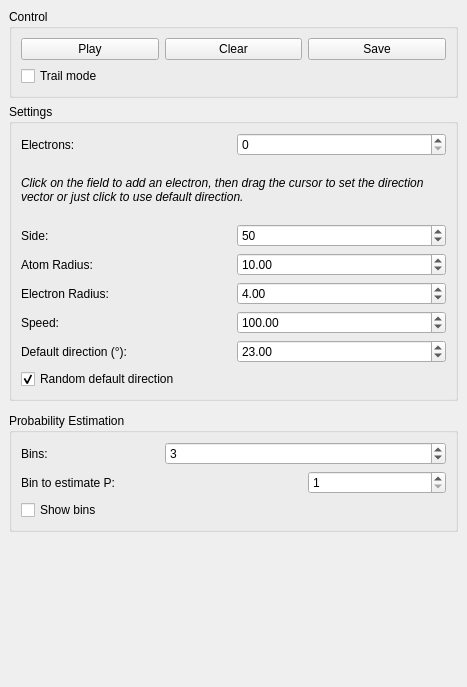
Before: the Qt Designer form src/window.ui in romovpa/Lorentz-gas, drawn with Qt 5.
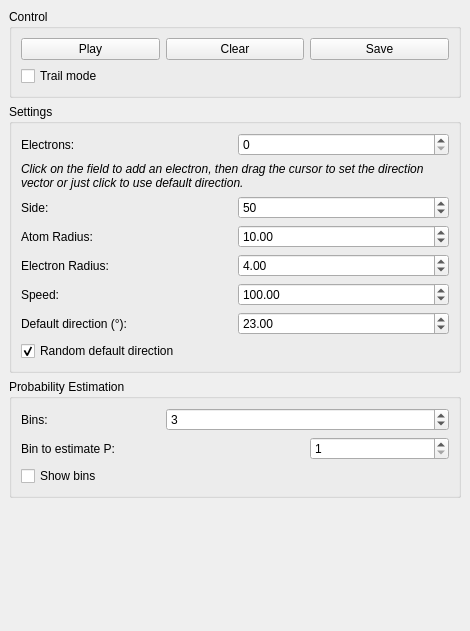
After: the same form once the commit is applied.

Commit message: UI fixes, auto start problem fixed

Diff of the .ui file:
```diff
--- a/src/window.ui
+++ b/src/window.ui
@@ -6,8 +6,8 @@
    <rect>
     <x>0</x>
     <y>0</y>
-    <width>467</width>
-    <height>687</height>
+    <width>470</width>
+    <height>631</height>
    </rect>
   </property>
   <property name="windowTitle">
@@ -77,7 +77,7 @@
       </layout>
      </widget>
     </item>
-    <item row="1" column="1" rowspan="2">
+    <item row="1" column="1">
      <widget class="QGroupBox" name="settingsBox">
       <property name="title">
        <string>Settings</string>
@@ -137,6 +137,18 @@
          </item>
          <item row="0" column="1">
           <widget class="QSpinBox" name="sideBox">
+           <property name="sizePolicy">
+            <sizepolicy hsizetype="Minimum" vsizetype="Fixed">
+             <horstretch>0</horstretch>
+             <verstretch>0</verstretch>
+            </sizepolicy>
+           </property>
+           <property name="minimumSize">
+            <size>
+             <width>0</width>
+             <height>0</height>
+            </size>
+           </property>
            <property name="minimum">
             <number>5</number>
            </property>
@@ -249,7 +261,7 @@
       </layout>
      </widget>
     </item>
-    <item row="4" column="1">
+    <item row="2" column="1">
      <widget class="QGroupBox" name="probabilitySettingsBox">
       <property name="title">
        <string>Probability Estimation</string>
@@ -306,7 +318,7 @@
       </layout>
      </widget>
     </item>
-    <item row="5" column="1">
+    <item row="3" column="1">
      <spacer name="verticalSpacer">
       <property name="orientation">
        <enum>Qt::Vertical</enum>
@@ -314,7 +326,7 @@
       <property name="sizeHint" stdset="0">
        <size>
         <width>20</width>
-        <height>3</height>
+        <height>8</height>
        </size>
       </property>
      </spacer>
```
Left out of the diff: 2 changed lines with no effect on the pictures. The commit also changes 2 other files.
